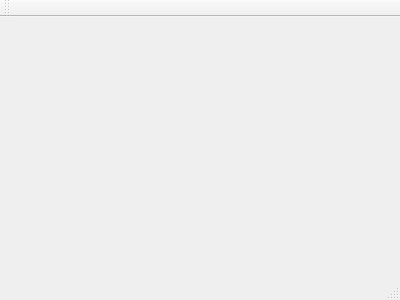
First picture: the form in mainwindow.ui, repository scovetta/NoFrillsTextEditor, before the edit.
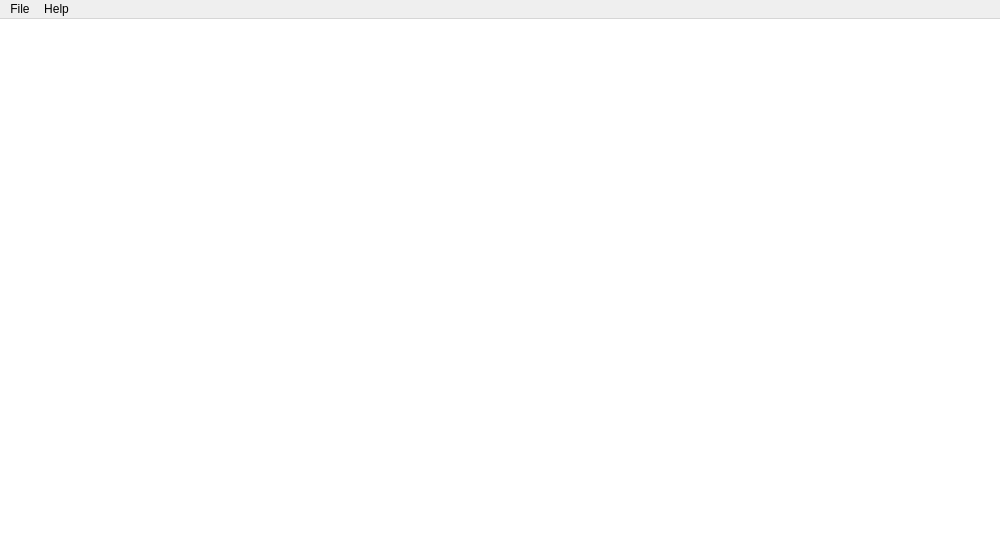
Second picture: the form after the edit. Custom widgets are drawn as their Qt base class.

Patch:
```diff
--- a/mainwindow.ui
+++ b/mainwindow.ui
@@ -1,24 +1,197 @@
 <ui version="4.0">
  <class>MainWindow</class>
- <widget class="QMainWindow" name="MainWindow" >
-  <property name="geometry" >
+ <widget class="QMainWindow" name="MainWindow">
+  <property name="geometry">
    <rect>
     <x>0</x>
     <y>0</y>
-    <width>400</width>
-    <height>300</height>
+    <width>1000</width>
+    <height>555</height>
    </rect>
   </property>
   <property name="windowTitle" >
    <string>MainWindow</string>
   </property>
-  <widget class="QMenuBar" name="menuBar" />
-  <widget class="QToolBar" name="mainToolBar" />
-  <widget class="QWidget" name="centralWidget" />
-  <widget class="QStatusBar" name="statusBar" />
+  <property name="unifiedTitleAndToolBarOnMac">
+   <bool>false</bool>
+  </property>
+  <widget class="QWidget" name="centralWidget">
+   <property name="sizePolicy">
+    <sizepolicy hsizetype="Preferred" vsizetype="Preferred">
+     <horstretch>21</horstretch>
+     <verstretch>0</verstretch>
+    </sizepolicy>
+   </property>
+   <property name="autoFillBackground">
+    <bool>false</bool>
+   </property>
+   <layout class="QHBoxLayout" name="horizontalLayout">
+    <property name="spacing">
+     <number>0</number>
+    </property>
+    <property name="leftMargin">
+     <number>0</number>
+    </property>
+    <property name="topMargin">
+     <number>0</number>
+    </property>
+    <property name="rightMargin">
+     <number>0</number>
+    </property>
+    <property name="bottomMargin">
+     <number>0</number>
+    </property>
+    <item>
+     <widget class="CustomPlainTextEdit" name="plainTextEdit">
+      <property name="sizePolicy">
+       <sizepolicy hsizetype="Expanding" vsizetype="Expanding">
+        <horstretch>0</horstretch>
+        <verstretch>0</verstretch>
+       </sizepolicy>
+      </property>
+      <property name="cursor" stdset="0">
+       <cursorShape>IBeamCursor</cursorShape>
+      </property>
+      <property name="contextMenuPolicy">
+       <enum>Qt::NoContextMenu</enum>
+      </property>
+      <property name="styleSheet">
+       <string notr="true">QScrollBar:vertical {
+    border: 1px solid #999999;
+    background:white;
+    width:10px;    
+    margin: 0px 0px 0px 0px;
+}
+QScrollBar::handle:vertical {
+    background: qlineargradient(x1:0, y1:0, x2:1, y2:0,
+    stop: 0  rgb(32, 47, 130), stop: 0.5 rgb(32, 47, 130),  stop:1 rgb(32, 47, 130));
+    min-height: 0px;
+
+}
+QScrollBar::add-line:vertical {
+    background: qlineargradient(x1:0, y1:0, x2:1, y2:0,
+    stop: 0  rgb(32, 47, 130), stop: 0.5 rgb(32, 47, 130),  stop:1 rgb(32, 47, 130));
+    height: px;
+    subcontrol-position: bottom;
+    subcontrol-origin: margin;
+}
+QScrollBar::sub-line:vertical {
+    background: qlineargradient(x1:0, y1:0, x2:1, y2:0,
+    stop: 0  rgb(32, 47, 130), stop: 0.5 rgb(32, 47, 130),  stop:1 rgb(32, 47, 130));
+    height: 0px;
+    subcontrol-position: top;
+    subcontrol-origin: margin;
+}</string>
+      </property>
+      <property name="frameShape">
+       <enum>QFrame::NoFrame</enum>
+      </property>
+      <property name="frameShadow">
+       <enum>QFrame::Plain</enum>
+      </property>
+      <property name="lineWidth">
+       <number>1</number>
+      </property>
+      <property name="lineWrapMode">
+       <enum>QPlainTextEdit::NoWrap</enum>
+      </property>
+      <property name="tabStopWidth">
+       <number>40</number>
+      </property>
+     </widget>
+    </item>
+   </layout>
+  </widget>
+  <widget class="QMenuBar" name="menuBar">
+   <property name="geometry">
+    <rect>
+     <x>0</x>
+     <y>0</y>
+     <width>1000</width>
+     <height>22</height>
+    </rect>
+   </property>
+   <widget class="QMenu" name="menuFile">
+    <property name="title">
+     <string>File</string>
+    </property>
+    <addaction name="actionNew"/>
+    <addaction name="actionOpen"/>
+    <addaction name="actionSave"/>
+    <addaction name="actionSave_As"/>
+    <addaction name="separator"/>
+    <addaction name="actionChange_Font"/>
+    <addaction name="separator"/>
+    <addaction name="actionExit"/>
+   </widget>
+   <widget class="QMenu" name="menuHelp">
+    <property name="title">
+     <string>Help</string>
+    </property>
+    <addaction name="actionHome_Page"/>
+   </widget>
+   <addaction name="menuFile"/>
+   <addaction name="menuHelp"/>
+  </widget>
+  <action name="actionNew">
+   <property name="text">
+    <string>New</string>
+   </property>
+   <property name="shortcut">
+    <string>Ctrl+N</string>
+   </property>
+  </action>
+  <action name="actionOpen">
+   <property name="text">
+    <string>Open</string>
+   </property>
+   <property name="shortcut">
+    <string>Ctrl+O</string>
+   </property>
+  </action>
+  <action name="actionSave">
+   <property name="enabled">
+    <bool>false</bool>
+   </property>
+   <property name="text">
+    <string>Save</string>
+   </property>
+   <property name="shortcut">
+    <string>Ctrl+S</string>
+   </property>
+  </action>
+  <action name="actionSave_As">
+   <property name="text">
+    <string>Save As</string>
+   </property>
+  </action>
+  <action name="actionExit">
+   <property name="text">
+    <string>Exit</string>
+   </property>
+   <property name="shortcut">
+    <string>Ctrl+X</string>
+   </property>
+  </action>
+  <action name="actionChange_Font">
+   <property name="text">
+    <string>Change Font</string>
+   </property>
+  </action>
+  <action name="actionHome_Page">
+   <property name="text">
+    <string>Home Page</string>
+   </property>
+  </action>
  </widget>
- <layoutDefault spacing="6" margin="11" />
- <pixmapfunction></pixmapfunction>
+ <layoutdefault spacing="6" margin="11"/>
+ <customwidgets>
+  <customwidget>
+   <class>CustomPlainTextEdit</class>
+   <extends>QPlainTextEdit</extends>
+   <header>customplaintextedit.h</header>
+  </customwidget>
+ </customwidgets>
  <resources/>
  <connections/>
 </ui>
```
Left out of the diff: 5 changed lines with no effect on the pictures.
